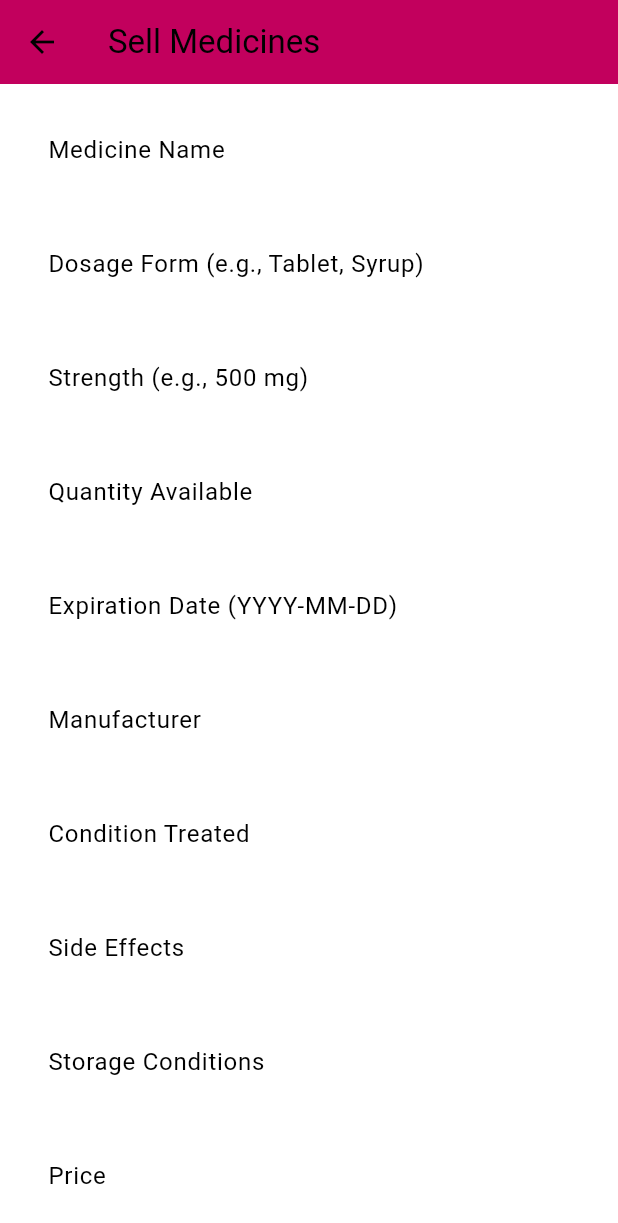
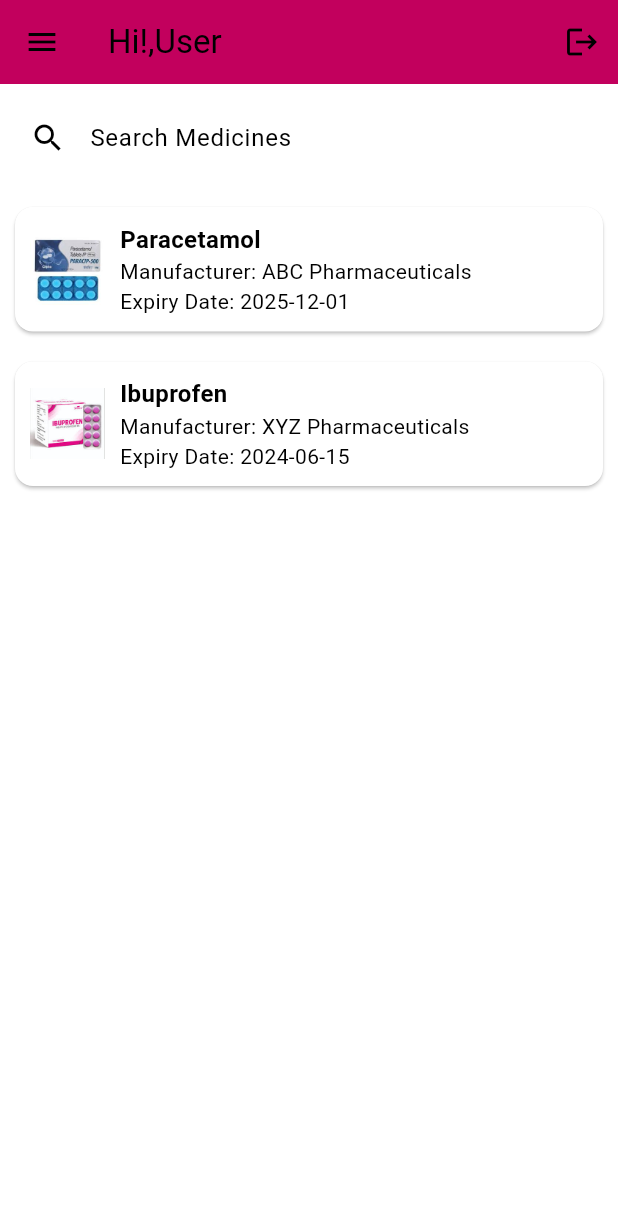
Before and after one commit to com-engineer/MEDS, a Flutter app: the DonorOptionsPage screen opened directly, after a tap on "Sell Medicines", on a phone screen of 412 x 824 dp. Shown: the top 1223 px of the screen. Run offline on Flutter 3.47's test engine with Material 3 defaults, Android fonts, the phone set to English and light mode, and no system bars; our stand-ins replace image_picker.

Commit message:
Added confirmation page after fillind the form .added sidebar option in donor dashboard

```diff
--- a/lib/Donor/donor_after_login.dart
+++ b/lib/Donor/donor_after_login.dart
@@ -1,6 +1,6 @@
 import 'package:flutter/material.dart';
-import 'package:my_first_app/Donor/donate_medicine.dart';
-import 'package:my_first_app/Donor/sell_medicines.dart';
+import 'package:my_first_app/Donor/donor_Dashboard.dart';
+import 'package:my_first_app/Donor/seller_Dashboard.dart';
 
 class DonorOptionsPage extends StatelessWidget {
   @override
@@ -18,7 +18,7 @@ class DonorOptionsPage extends StatelessWidget {
             children: <Widget>[
               ElevatedButton(
                 onPressed: () {
-                  Navigator.push(context, MaterialPageRoute(builder: (context)=>DonateMedicinePage()));
+                  Navigator.push(context, MaterialPageRoute(builder: (context)=>donor_Dashboard()));
                 },
                 child: Text('Donate Medicines'),
                 style: ElevatedButton.styleFrom(
@@ -28,7 +28,7 @@ class DonorOptionsPage extends StatelessWidget {
               SizedBox(height: 20),
               ElevatedButton(
                 onPressed: () {
-                  Navigator.push(context, MaterialPageRoute(builder: (context)=>SellMedicinePage()));
+                  Navigator.push(context, MaterialPageRoute(builder: (context)=>seller_Dashboard()));
                 },
                 child: Text('Sell Medicines'),
                 style: ElevatedButton.styleFrom(
--- /dev/null
+++ b/lib/Donor/seller_Dashboard.dart
@@ -0,0 +1,153 @@
+
+import 'package:flutter/material.dart';
+import 'package:my_first_app/Donor/donor_after_login.dart';
+import 'package:my_first_app/Donor/sell_medicines.dart';
+
+class seller_Dashboard extends StatelessWidget {
+  final List<Map<String, dynamic>> medicines = [
+    {
+      'name': 'Paracetamol',
+      'dosageForm': 'Tablet',
+      'strength': '500mg',
+      'quantityAvailable': 10,
+      'expiryDate': '2025-12-01',
+      'manufacturer': 'ABC Pharmaceuticals',
+      'conditionTreated': 'Fever',
+        'image': 'Paracetamol.jpeg',
+    },
+    {
+      'name': 'Ibuprofen',
+      'dosageForm': 'Tablet',
+      'strength': '200mg',
+      'quantityAvailable': 15,
+      'expiryDate': '2024-06-15',
+      'manufacturer': 'XYZ Pharmaceuticals',
+      'conditionTreated': 'Pain Relief',
+       'image': 'Ibuprofen.jpeg',
+    },
+    // Add more medicines here
+  ];
+
+  @override
+  Widget build(BuildContext context) {
+    return Scaffold(
+      appBar: AppBar(
+        title: Text('Hi!,User'),
+        backgroundColor: Theme.of(context).colorScheme.primary,
+         leading: Builder(
+          builder: (context) => IconButton(
+            icon: Icon(Icons.menu), // Hamburger icon
+            onPressed: () {
+              Scaffold.of(context).openDrawer(); // Opens the drawer
+            },
+          ),
+        ),
+        actions: [
+          IconButton(
+            icon: Icon(Icons.logout),
+            onPressed: () {
+              Navigator.push(context, MaterialPageRoute(builder: (context)=>DonorOptionsPage())) ;// This will log out the user
+
+            },
+          ),
+        ],
+
+      ),
+        drawer: Drawer(
+        child: ListView(
+          padding: EdgeInsets.all(8),
+          children: <Widget>[
+            DrawerHeader(
+              decoration: BoxDecoration(
+                color: Colors.blue,
+              ),
+              child: Text(
+                'Menu',
+                style: TextStyle(
+                  color: Colors.white,
+                  fontSize: 24,
+                ),
+              ),
+            ),
+            ListTile(
+              leading: Icon(Icons.local_hospital),
+              title: Text('Sell Medicine'),
+              onTap: () {
+                                Navigator.of(context).pop();
+
+                Navigator.push(context, MaterialPageRoute(builder: (context)=>SellMedicinePage()));
+              },
+            ),
+            ListTile(
+              leading: Icon(Icons.share),
+              title: Text('Share'),
+              onTap: () {
+                // Navigator.of(context).pop();
+                // Navigator.push(context, MaterialPageRoute(builder: (context)=>DonateMedicinePage()));
+              },
+            ),
+          ],
+        ),
+      ),
+      body: Column(
+
+        children: [
+          Padding(
+            padding: const EdgeInsets.all(8.0),
+            child: TextField(
+              decoration: InputDecoration(
+                border: OutlineInputBorder(),
+                hintText: 'Search Medicines',
+                prefixIcon: Icon(Icons.search),
+              ),
+            ),
+          ),
+          Expanded(
+            child: ListView.builder(
+              itemCount: medicines.length,
+              itemBuilder: (context, index) {
+                final medicine = medicines[index];
+                return Card(
+                  margin: EdgeInsets.all(10),
+                  child: Padding(
+                    padding: const EdgeInsets.all(10.0),
+                    child: Row(
+                      mainAxisAlignment: MainAxisAlignment.spaceEvenly,
+                      children: [
+                         Image.asset(
+                          'assets/images/${medicine["image"]}',
+                          width: 50,
+                          height: 50,
+                        ),
+                        SizedBox(width:10 ),
+                        Expanded(
+                          child: Column(
+                            crossAxisAlignment: CrossAxisAlignment.start,
+                            children: [
+                              Text(
+                                medicine['name']!,
+                                style: TextStyle(
+                                  fontSize: 16,
+                                  fontWeight: FontWeight.bold,
+                                ),
+                              ),
+                              Text('Manufacturer: ${medicine['manufacturer']}'),
+                              Text('Expiry Date: ${medicine['expiryDate']}'),
+
+
+                            ],
+                          ),
+                        ),
+
+                      ],
+                    ),
+                  ),
+                );
+              },
+            ),
+          ),
+        ],
+      ),
+    );
+  }
+}
```
Also changed, not shown: lib/Donor/donate_medicine.dart (+31 -1 lines), lib/Donor/donor_Dashboard.dart (added, +146 -0 lines), lib/Donor/sell_medicines.dart (+39 -9 lines).
